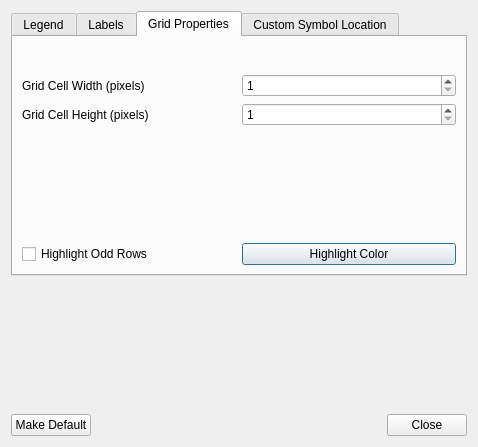
Old version of the form sconcho/gui/ui/preferences_dialog.ui in the repository haskelladdict/sconcho.
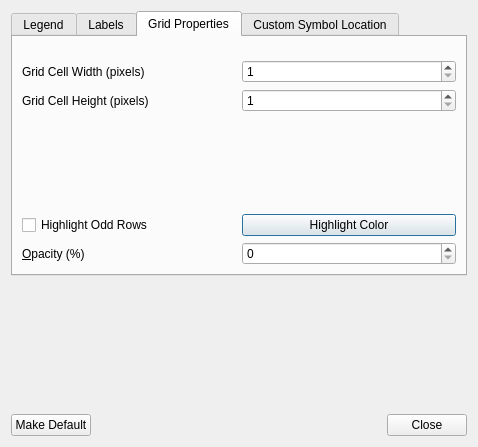
New version of the form. The open tabs and pages were chosen to show the change.

The edit to the form file:
```diff
--- a/sconcho/gui/ui/preferences_dialog.ui
+++ b/sconcho/gui/ui/preferences_dialog.ui
@@ -272,21 +272,38 @@
         </spacer>
        </item>
        <item>
-        <layout class="QHBoxLayout" name="horizontalLayout_4">
-         <item>
+        <layout class="QGridLayout" name="gridLayout_4">
+         <item row="0" column="0">
           <widget class="QCheckBox" name="oddRowHighlightCheck">
            <property name="text">
             <string>Highlight Odd Rows</string>
            </property>
           </widget>
          </item>
-         <item>
+         <item row="0" column="1">
           <widget class="QPushButton" name="oddRowHighlightColor">
            <property name="text">
             <string>Highlight Color</string>
            </property>
           </widget>
          </item>
+         <item row="1" column="0">
+          <widget class="QLabel" name="label_7">
+           <property name="text">
+            <string>&amp;Opacity (%)</string>
+           </property>
+           <property name="buddy">
+            <cstring>oddRowHighlightOpacity</cstring>
+           </property>
+          </widget>
+         </item>
+         <item row="1" column="1">
+          <widget class="QSpinBox" name="oddRowHighlightOpacity">
+           <property name="maximum">
+            <number>100</number>
+           </property>
+          </widget>
+         </item>
         </layout>
        </item>
       </layout>
```
Left out of the diff: 4 changed lines with no effect on the pictures.
